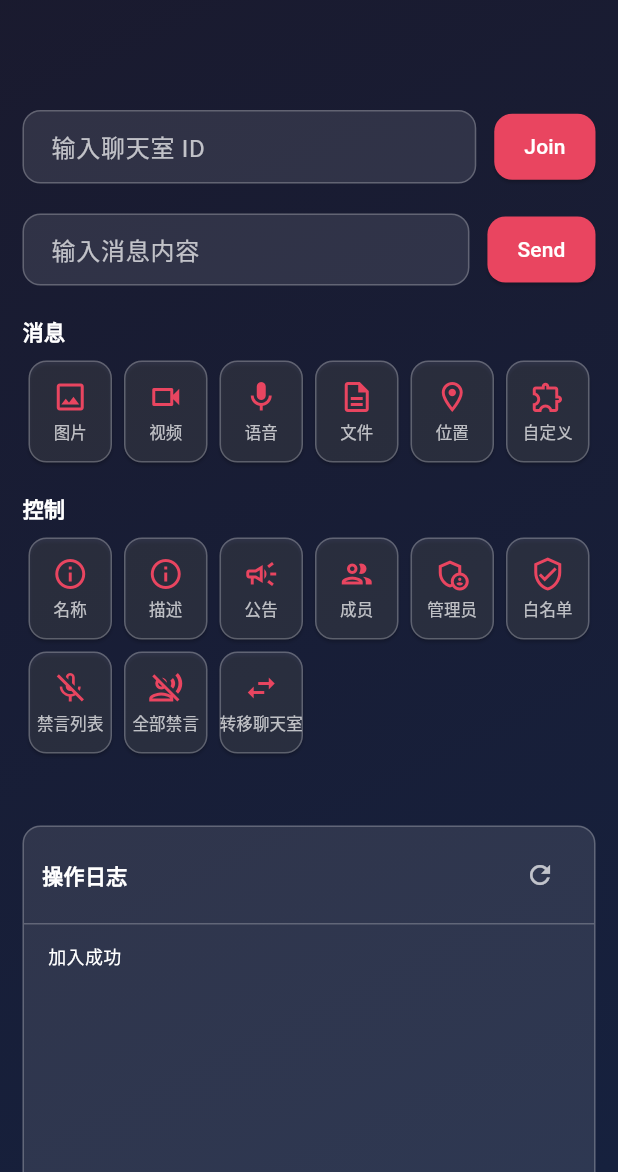
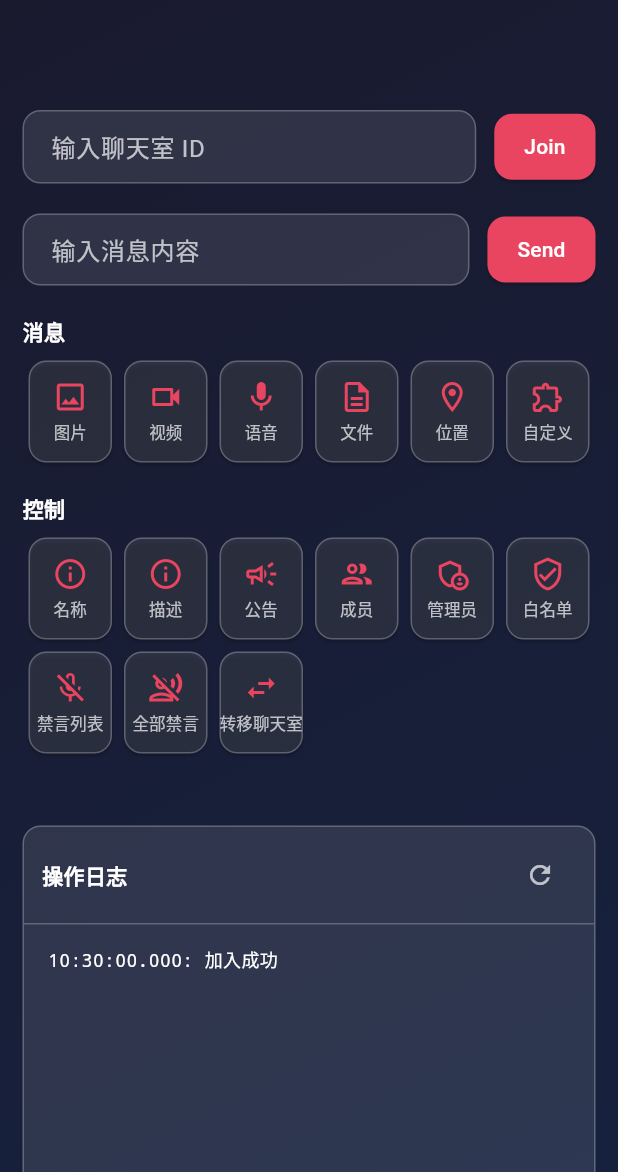
Before and after one commit to dujiepeng/qa_demo, a Flutter app: the TestChatRoomPage screen opened by its route, after a tap on "Join", on a phone screen of 412 x 824 dp, the part 64-1236 px from its top. Run offline on Flutter 3.47's test engine with Material 3 defaults, Android fonts, the light colour scheme and no system bars; our stand-ins replace shared_preferences; missing offline and left inert: im_flutter_sdk; accounts and stored records are empty.

Commit message:
feat(log): support custom background color for log cells with LogEntry

```diff
--- a/lib/widgets/log_view.dart
+++ b/lib/widgets/log_view.dart
@@ -1,15 +1,31 @@
 import 'package:flutter/material.dart';
 import '../theme/app_colors.dart';
 
+/// 日志条目模型，包含内容、时间戳和可选背景色
+class LogEntry {
+  final String content;
+  final String timestamp;
+  final Color? color;
+
+  LogEntry({required this.content, required this.timestamp, this.color});
+}
+
 /// 日志控制器，用于管理日志数据的增加、清空和监听
 class LogController extends ChangeNotifier {
-  final List<String> _logs = [];
+  final List<LogEntry> _logs = [];
 
-  List<String> get logs => List.unmodifiable(_logs);
+  List<LogEntry> get logs => List.unmodifiable(_logs);
 
   /// 添加一条日志
-  void addLog(String message) {
-    _logs.insert(0, message); // 新日志放在最前面
+  void addLog(String message, {Color? color}) {
+    final now = DateTime.now();
+    final timeStr =
+        '${now.hour.toString().padLeft(2, '0')}:${now.minute.toString().padLeft(2, '0')}:${now.second.toString().padLeft(2, '0')}.${now.millisecond.toString().padLeft(3, '0')}';
+
+    _logs.insert(
+      0,
+      LogEntry(content: message, timestamp: timeStr, color: color),
+    );
     notifyListeners();
   }
 
@@ -92,13 +108,19 @@ class LogView extends StatelessWidget {
                       shrinkWrap: true,
                       physics: const NeverScrollableScrollPhysics(),
                       itemBuilder: (context, index) {
-                        return Padding(
+                        final entry = controller.logs[index];
+                        return Container(
+                          margin: const EdgeInsets.symmetric(vertical: 2),
                           padding: const EdgeInsets.symmetric(
                             vertical: 4,
                             horizontal: 8,
                           ),
+                          decoration: BoxDecoration(
+                            color: entry.color ?? Colors.transparent,
+                            borderRadius: BorderRadius.circular(4),
+                          ),
                           child: Text(
-                            controller.logs[index],
+                            '${entry.timestamp}: ${entry.content}',
                             style: TextStyle(
                               color: AppColors.textPrimary(isDark),
                               fontSize: 12,
--- a/pubspec.yaml
+++ b/pubspec.yaml
@@ -16,7 +16,7 @@ publish_to: 'none' # Remove this line if you wish to publish to pub.dev
 # https://developer.apple.com/library/archive/documentation/General/Reference/InfoPlistKeyReference/Articles/CoreFoundationKeys.html
 # In Windows, build-name is used as the major, minor, and patch parts
 # of the product and file versions while build-number is used as the build suffix.
-version: 1.35.0+43
+version: 1.35.0+44
 
 environment:
   sdk: ^3.9.2
```
Also changed, not shown: 1 other file.
